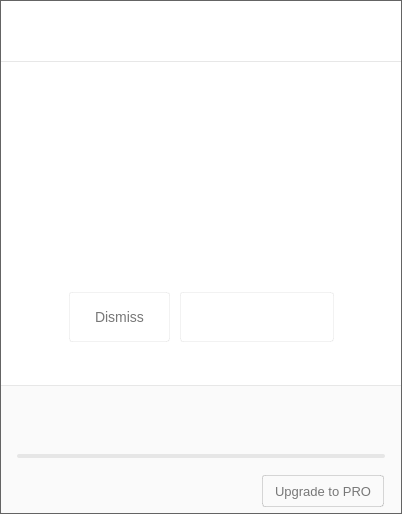
Old version of the form src/MEGASync/gui/win/InfoDialog.ui in the repository meganz/MEGAsync.
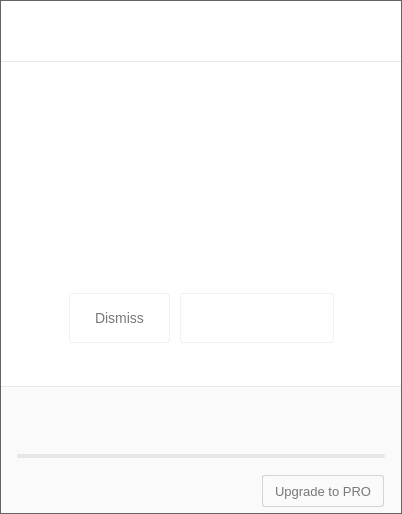
New version of the form. Icons and pictures are not drawn. Custom widgets are drawn as their Qt base class.

```diff
--- a/src/MEGASync/gui/win/InfoDialog.ui
+++ b/src/MEGASync/gui/win/InfoDialog.ui
@@ -313,7 +313,7 @@
 {
     color: #333333;
     font-family: &quot;Source Sans Pro&quot;;
-    font-size: 14px;
+    font-size: 13px;
 }
 
 #wHeader, #pOverquota, #pUpdated
```
